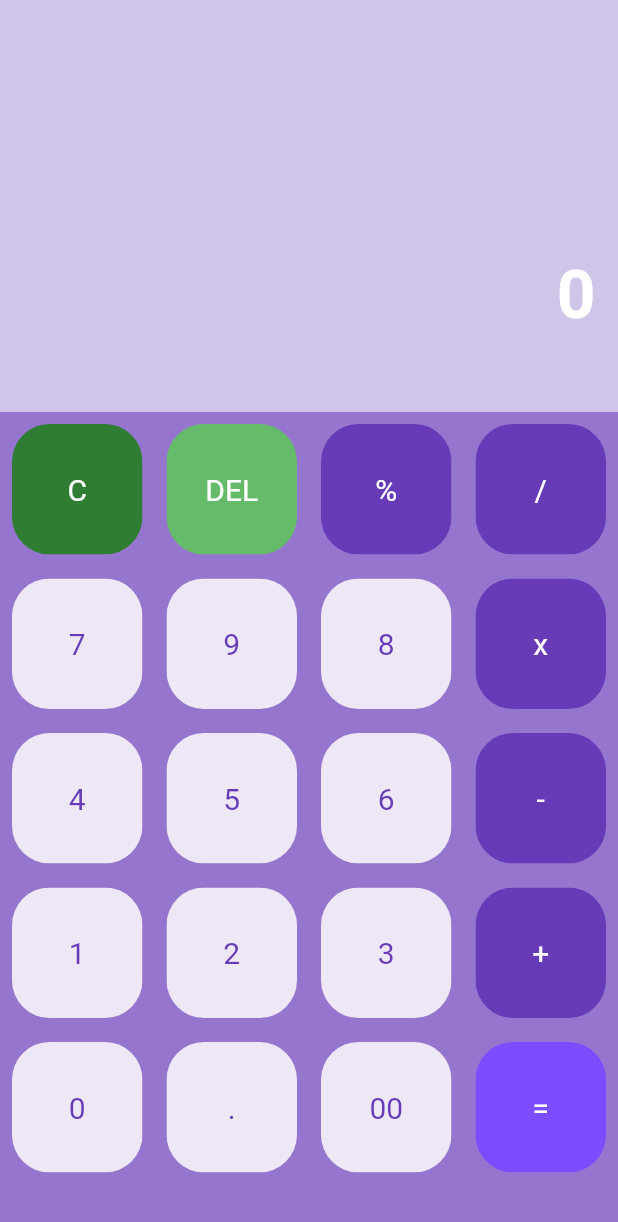
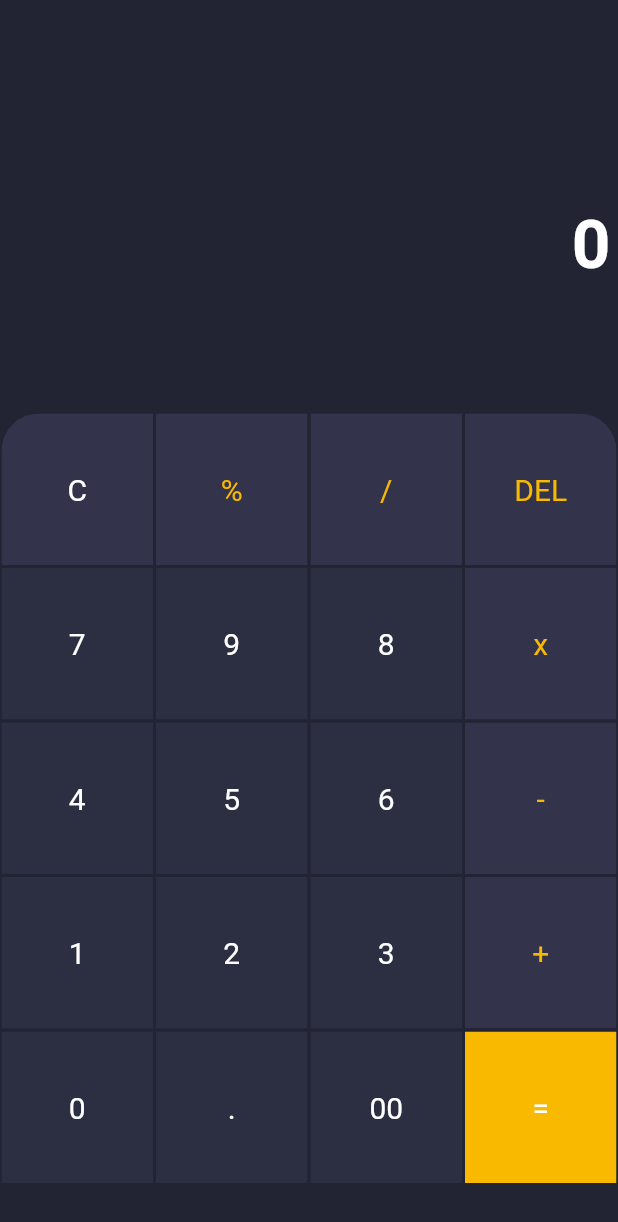
Before and after one commit to adithyaric/flutter_ui_calc, a Flutter app: the screen it shows after launch, on a phone screen of 412 x 824 dp. Shown: the top 1222 px of the screen. Run offline on Flutter 3.47's test engine with Material 2 defaults, Android fonts, the phone set to English and light mode, and no system bars; our stand-ins replace math_expressions.

```diff
--- a/lib/buttons.dart
+++ b/lib/buttons.dart
@@ -7,24 +7,33 @@ class Buttons extends StatelessWidget {
   final textColor;
   final buttonText;
   final buttontapped;
+  final bool hasTopLeftBorderRadius; // Add this line
+  final bool hasTopRightBorderRadius; // Add this line
 
   const Buttons(
       {super.key,
       this.color,
       this.textColor,
       this.buttonText,
-      this.buttontapped});
-
-  // const Buttons({Key? key}) : super(key: key);
+      this.buttontapped,
+      this.hasTopLeftBorderRadius = false,
+      this.hasTopRightBorderRadius = false}); // Modify this line
 
   @override
   Widget build(BuildContext context) {
     return GestureDetector(
       onTap: buttontapped,
       child: Padding(
-        padding: const EdgeInsets.all(8.0),
+        padding: const EdgeInsets.all(1.0),
         child: ClipRRect(
-          borderRadius: BorderRadius.circular(25),
+          borderRadius: BorderRadius.only(
+            topLeft: hasTopLeftBorderRadius
+                ? const Radius.circular(25)
+                : Radius.zero,
+            topRight: hasTopRightBorderRadius
+                ? const Radius.circular(25)
+                : Radius.zero,
+          ),
           child: Container(
             color: color,
             child: Center(
--- a/lib/calculator_screen.dart
+++ b/lib/calculator_screen.dart
@@ -15,9 +15,9 @@ class _CalculactorScreenState extends State<CalculactorScreen> {
   // Array of button
   final List<String> buttons = [
     'C',
-    'DEL',
     '%',
     '/',
+    'DEL',
     '7',
     '9',
     '8',
@@ -41,15 +41,15 @@ class _CalculactorScreenState extends State<CalculactorScreen> {
       // appBar: AppBar(
       //   title: const Text("Calculactor"),
       // ),
-      backgroundColor: Colors.deepPurple[100],
+      backgroundColor: const Color(0xFF222434),
       body: Column(
         children: <Widget>[
           Expanded(
             child: Column(
-              mainAxisAlignment: MainAxisAlignment.spaceEvenly,
+              mainAxisAlignment: MainAxisAlignment.center,
               children: <Widget>[
                 Container(
-                  padding: const EdgeInsets.all(20),
+                  padding: const EdgeInsets.all(5), // Reduced padding
                   alignment: Alignment.centerRight,
                   child: Text(
                     userInput,
@@ -57,7 +57,7 @@ class _CalculactorScreenState extends State<CalculactorScreen> {
                   ),
                 ),
                 Container(
-                  padding: const EdgeInsets.all(15),
+                  padding: const EdgeInsets.all(5), // Reduced padding
                   alignment: Alignment.centerRight,
                   child: Text(
                     userOutput,
@@ -66,14 +66,21 @@ class _CalculactorScreenState extends State<CalculactorScreen> {
                         color: Colors.white,
                         fontWeight: FontWeight.bold),
                   ),
-                )
+                ),
               ],
             ),
           ),
           Expanded(
             flex: 2,
             child: Container(
-                color: Colors.deepPurple[300],
+                decoration: const BoxDecoration(
+                  // color: Color(0xFF367fa9),
+                  borderRadius: BorderRadius.only(
+                    topLeft: Radius.circular(25), // Add border radius top left
+                    topRight:
+                        Radius.circular(25), // Add border radius top right
+                  ),
+                ),
                 child: GridView.builder(
                     itemCount: buttons.length,
                     gridDelegate:
@@ -91,10 +98,11 @@ class _CalculactorScreenState extends State<CalculactorScreen> {
                               });
                             },
                             buttonText: buttons[index],
-                            color: Colors.green[800],
+                            color: const Color(0xFF33344b),
                             textColor: Colors.white,
+                            hasTopLeftBorderRadius: true,
                           );
-                        case 1:
+                        case 3:
                           return Buttons(
                             key: const Key('buttonDEL'),
                             buttontapped: () {
@@ -106,8 +114,9 @@ class _CalculactorScreenState extends State<CalculactorScreen> {
                               });
                             },
                             buttonText: buttons[index],
-                            color: Colors.green[400],
-                            textColor: Colors.white,
+                            color: const Color(0xFF33344b),
+                            textColor: const Color(0xFFf9b900),
+                            hasTopRightBorderRadius: true,
                           );
                         case 19:
                           return Buttons(
@@ -118,7 +127,7 @@ class _CalculactorScreenState extends State<CalculactorScreen> {
                               });
                             },
                             buttonText: buttons[index],
-                            color: Colors.deepPurpleAccent,
+                            color: const Color(0xFFf9b900),
                             textColor: Colors.white,
                           );
                         default:
@@ -131,11 +140,11 @@ class _CalculactorScreenState extends State<CalculactorScreen> {
                             },
                             buttonText: buttons[index],
                             color: isOperator(buttons[index])
-                                ? Colors.deepPurple
-                                : Colors.deepPurple[50],
+                                ? const Color(0xFF33344b)
+                                : const Color(0xFF2c2e42),
                             textColor: isOperator(buttons[index])
-                                ? Colors.white
-                                : Colors.deepPurple,
+                                ? const Color(0xFFf9b900)
+                                : Colors.white,
                           );
                       }
                     })),
```
Also changed, not shown: ss/result.png.
